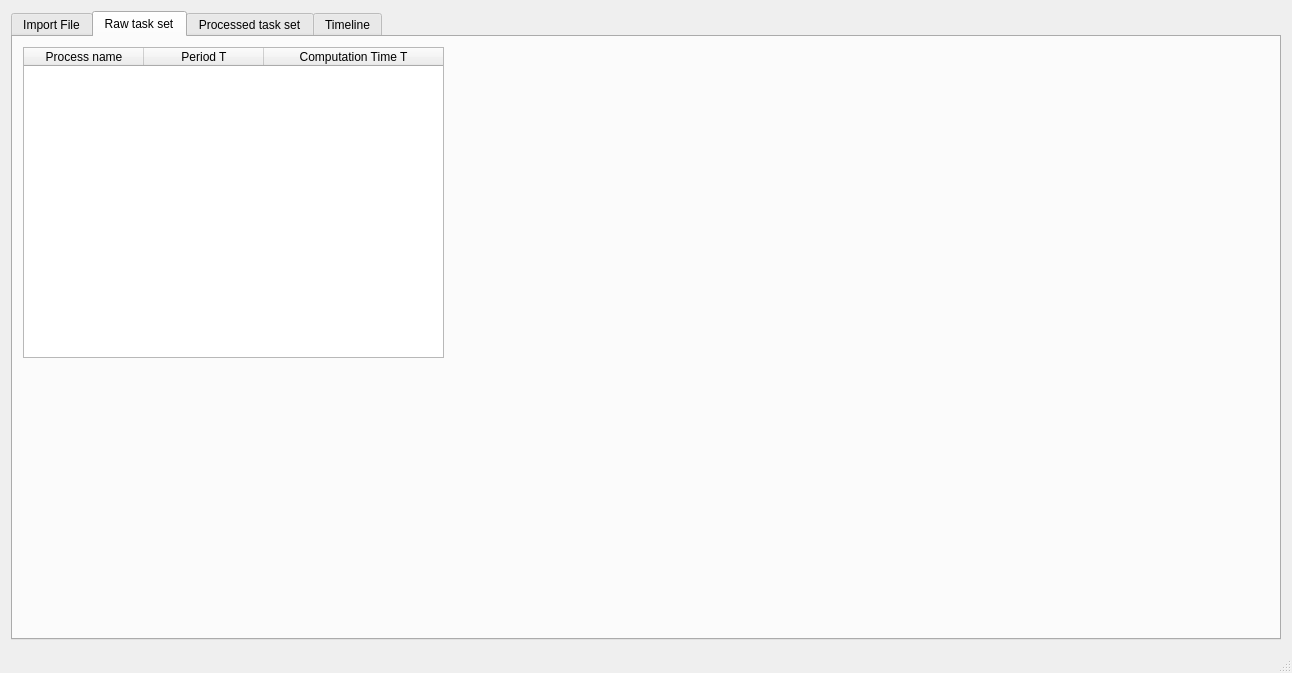
Qt form RTS_Tool/mainwindow.ui (LukasGiesler/RTS_Tool) before a commit.
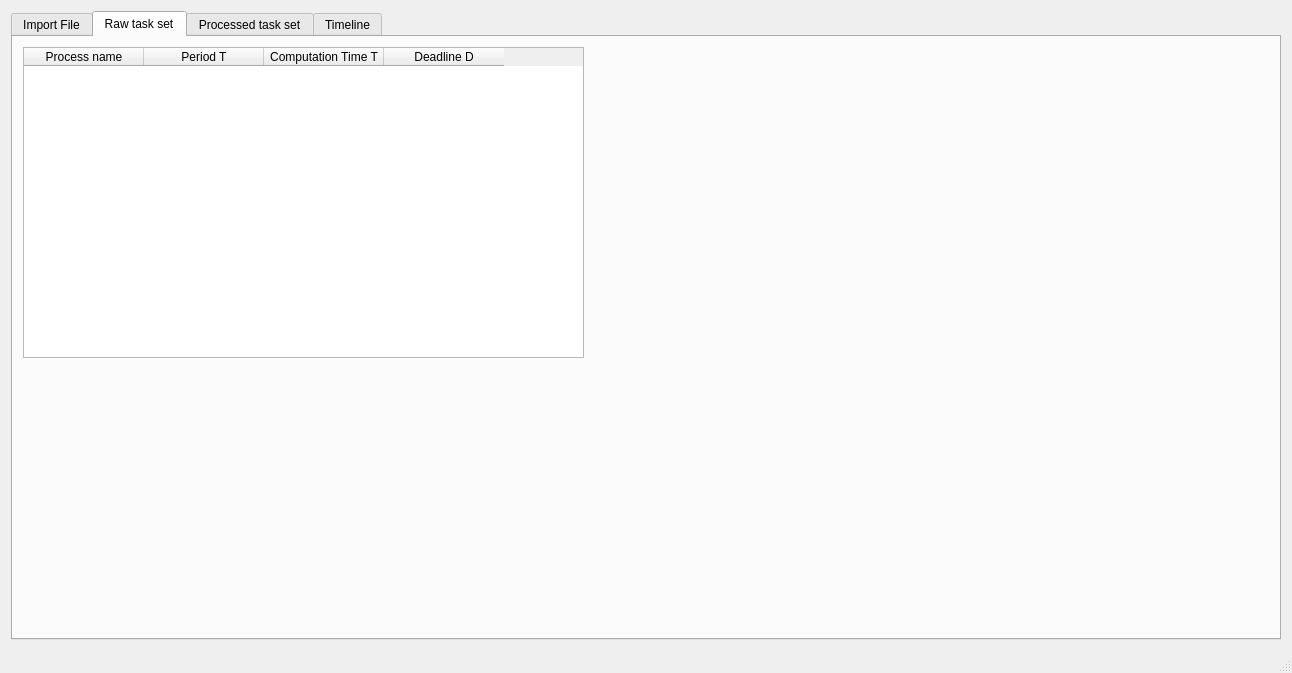
The same form after that commit. The open tabs and pages were chosen to show the change.

The edit to the form file:
```diff
--- a/RTS_Tool/mainwindow.ui
+++ b/RTS_Tool/mainwindow.ui
@@ -117,13 +117,13 @@
          <rect>
           <x>10</x>
           <y>10</y>
-          <width>421</width>
+          <width>561</width>
           <height>311</height>
          </rect>
         </property>
         <property name="maximumSize">
          <size>
-          <width>421</width>
+          <width>16777215</width>
           <height>16777215</height>
          </size>
         </property>
@@ -137,7 +137,7 @@
          <number>39</number>
         </attribute>
         <attribute name="horizontalHeaderStretchLastSection">
-         <bool>true</bool>
+         <bool>false</bool>
         </attribute>
         <attribute name="verticalHeaderVisible">
          <bool>false</bool>
@@ -169,6 +169,11 @@
           <string>Computation Time T</string>
          </property>
         </column>
+        <column>
+         <property name="text">
+          <string>Deadline D</string>
+         </property>
+        </column>
        </widget>
       </widget>
       <widget class="QWidget" name="tab_5">
```
Left out of the diff: 2 changed lines with no effect on the pictures.
